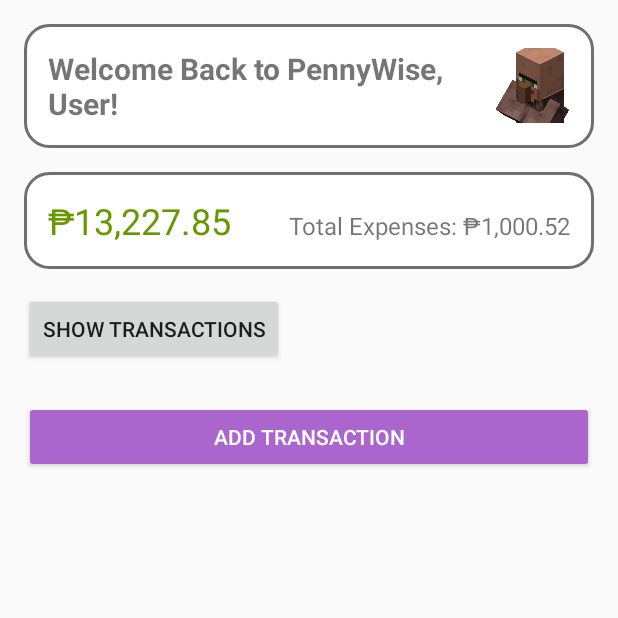
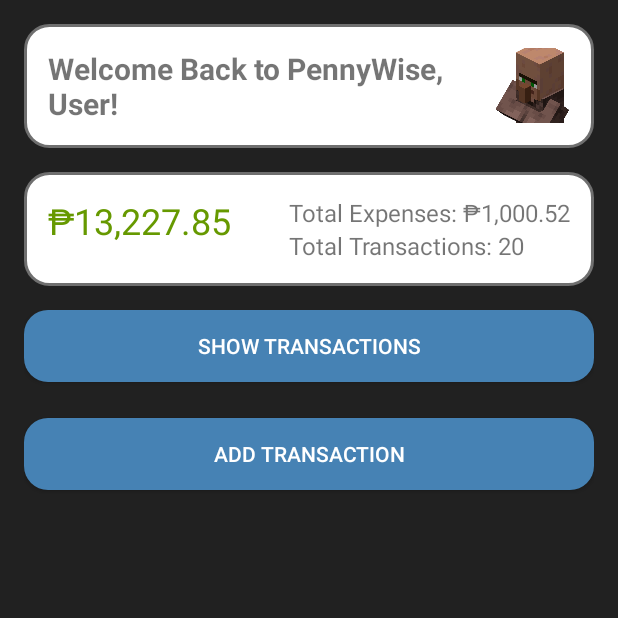
Before and after one commit to CedricAlejo21/PennyWise, an Android app built with Jetpack Compose: the DashboardActivity screen opened directly, with no data from a screen before it, on a phone screen of 412 x 824 dp, the top half of it. Run offline under Robolectric (Android 15) with nearby library versions, the phone set to English and light mode, and no system bars; our stand-ins replace Firebase (no records; nobody signed in at launch, a user with empty details on screens opened directly).

Commit message:
Updated UI colors, buttons, and backgrounds

```diff
--- /dev/null
+++ b/app/src/main/res/drawable/btn_rounded_blue.xml
@@ -0,0 +1,7 @@
+<shape xmlns:android="http://schemas.android.com/apk/res/android">
+    <!-- Fill color -->
+    <solid android:color="#4682b4" />
+
+    <!-- Rounded corners -->
+    <corners android:radius="16dp" />
+</shape>
--- a/app/src/main/res/layout/activity_dashboard.xml
+++ b/app/src/main/res/layout/activity_dashboard.xml
@@ -1,7 +1,7 @@
-<LinearLayout
-    xmlns:android="http://schemas.android.com/apk/res/android"
+<LinearLayout xmlns:android="http://schemas.android.com/apk/res/android"
     android:layout_width="match_parent"
     android:layout_height="match_parent"
+    android:background="#212121"
     android:orientation="vertical"
     android:padding="16dp">
 
@@ -9,19 +9,19 @@
     <LinearLayout
         android:layout_width="match_parent"
         android:layout_height="wrap_content"
+        android:background="@drawable/white_rounded_bg"
         android:orientation="horizontal"
-        android:background="@drawable/white_rounded_bg"
         android:padding="16dp">
 
         <TextView
             android:id="@+id/welcome_text"
             android:layout_width="0dp"
             android:layout_height="wrap_content"
+            android:layout_marginEnd="8dp"
             android:layout_weight="1"
             android:text="Welcome Back to PennyWise, User!"
-            android:textStyle="bold"
             android:textSize="20sp"
-            android:layout_marginEnd="8dp" />
+            android:textStyle="bold" />
 
         <ImageView
             android:id="@+id/profile_picture"
@@ -35,42 +35,59 @@
     <LinearLayout
         android:layout_width="match_parent"
         android:layout_height="wrap_content"
+        android:layout_marginTop="16dp"
+        android:background="@drawable/white_rounded_bg"
         android:orientation="horizontal"
-        android:background="@drawable/white_rounded_bg"
-        android:padding="16dp"
-        android:layout_marginTop="16dp">
+        android:padding="16dp">
 
         <TextView
             android:id="@+id/balance"
             android:layout_width="0dp"
             android:layout_height="wrap_content"
+            android:layout_marginEnd="8dp"
             android:layout_weight="1"
             android:text="₱13,227.85"
-            android:textSize="24sp"
             android:textColor="@android:color/holo_green_dark"
-            android:layout_marginEnd="8dp" />
+            android:textSize="24sp" />
 
-        <TextView
-            android:id="@+id/total_expenses"
+        <LinearLayout
             android:layout_width="wrap_content"
             android:layout_height="wrap_content"
-            android:text="Total Expenses: ₱1,000.52"
-            android:textSize="16sp" />
+            android:orientation="vertical">
+
+            <TextView
+                android:id="@+id/total_expenses"
+                android:layout_width="wrap_content"
+                android:layout_height="wrap_content"
+                android:text="Total Expenses: ₱1,000.52"
+                android:textSize="16sp" />
+
+            <TextView
+                android:id="@+id/total_expenses2"
+                android:layout_width="match_parent"
+                android:layout_height="wrap_content"
+                android:text="Total Transactions: 20"
+                android:textSize="16sp" />
+        </LinearLayout>
+
     </LinearLayout>
 
     <!-- Transactions Section -->
     <LinearLayout
         android:layout_width="match_parent"
         android:layout_height="wrap_content"
-        android:orientation="vertical"
-        android:layout_marginTop="16dp">
+        android:layout_marginTop="16dp"
+        android:orientation="vertical">
 
         <Button
             android:id="@+id/btn_toggle_transactions"
-            android:layout_width="wrap_content"
-            android:layout_height="wrap_content"
+            android:layout_width="match_parent"
+            android:layout_height="match_parent"
+            android:layout_marginBottom="8dp"
+            android:background="@drawable/btn_rounded_blue"
+            android:padding="2dp"
             android:text="Show Transactions"
-            android:layout_marginBottom="8dp" />
+            android:textColor="#FFFFFF" />
 
         <androidx.recyclerview.widget.RecyclerView
             android:id="@+id/transactions_recycler_view"
@@ -84,10 +101,11 @@
         android:id="@+id/btn_add_transaction"
         android:layout_width="match_parent"
         android:layout_height="wrap_content"
+        android:layout_marginTop="16dp"
+        android:layout_marginBottom="16dp"
+        android:background="@drawable/btn_rounded_blue"
+        android:backgroundTint="#4682B4"
         android:text="Add Transaction"
-        android:backgroundTint="@android:color/holo_purple"
-        android:textColor="@android:color/white"
-        android:layout_marginTop="16dp"
-        android:layout_marginBottom="16dp" />
+        android:textColor="@android:color/white" />
 
 </LinearLayout>
--- a/gradle/libs.versions.toml
+++ b/gradle/libs.versions.toml
@@ -1,5 +1,5 @@
 [versions]
-agp = "8.6.1"
+agp = "8.7.2"
 kotlin = "1.9.0"
 coreKtx = "1.13.1"
 junit = "4.13.2"
```
Also changed, not shown: app/src/main/res/layout/activity_add_transaction.xml (+13 -8 lines), app/src/main/res/layout/activity_profile.xml (+18 -8 lines), app/src/main/res/layout/activity_view_transaction.xml (+14 -9 lines), gradle/wrapper/gradle-wrapper.properties.
